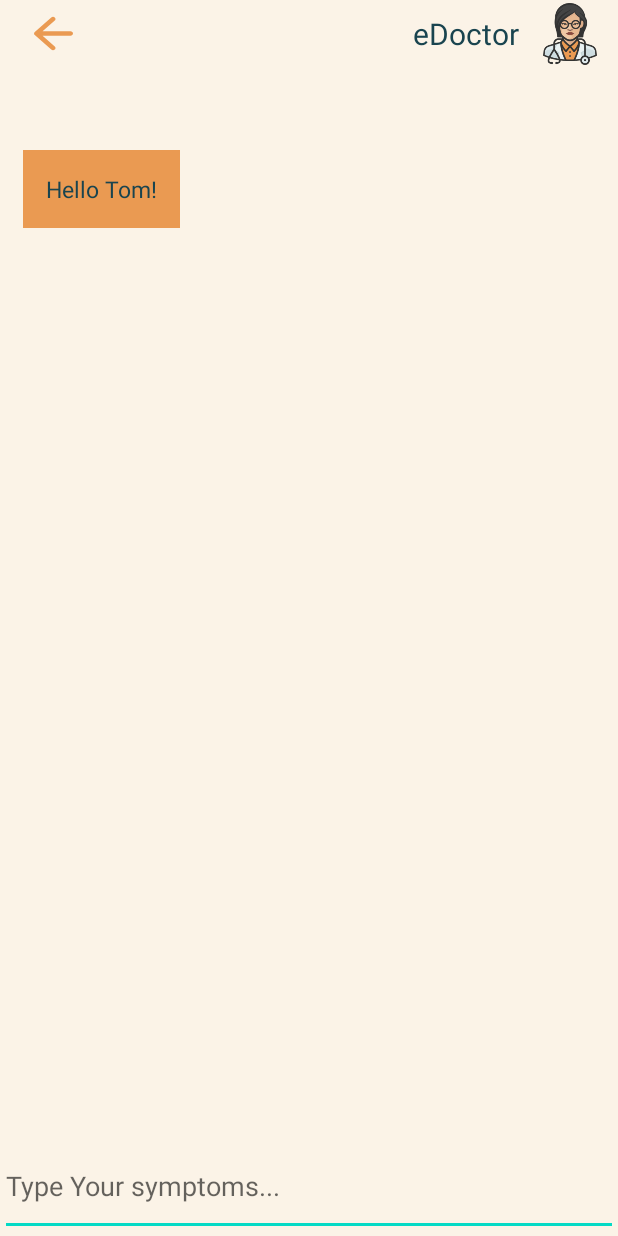
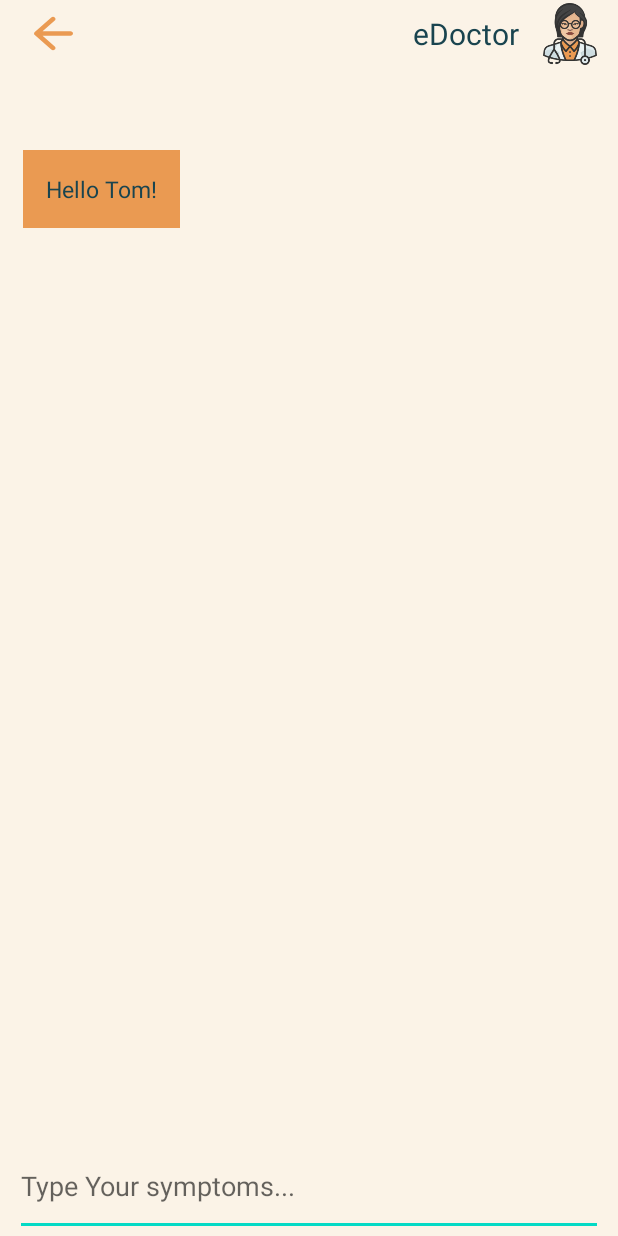
Before and after one commit to JuliaSzymanska/Self-Diagnosis, an Android app: the screen it shows after launch (MainActivity), on a phone screen of 412 x 824 dp. Run offline under Robolectric (Android 15) with nearby library versions, the phone set to English and light mode, and no system bars.

Commit message:
Added margin to text input in main ativity

```diff
--- a/Self-Diagnosis/app/src/main/res/layout/activity_main.xml
+++ b/Self-Diagnosis/app/src/main/res/layout/activity_main.xml
@@ -36,6 +36,7 @@
         android:maxLines="6"
         android:minLines="2"
         android:scrollbars="vertical"
+        android:layout_marginHorizontal="10dp"
         android:hint="@string/type_your_symptoms"
         android:autofillHints="Type Your symptoms..." />
 
```
